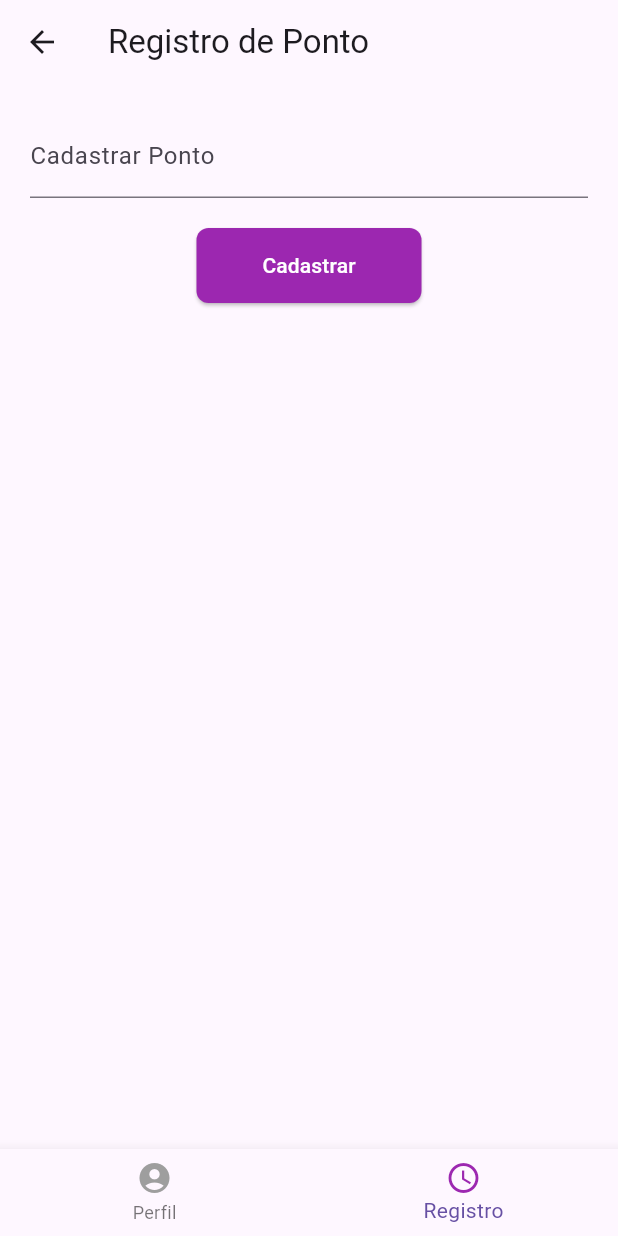
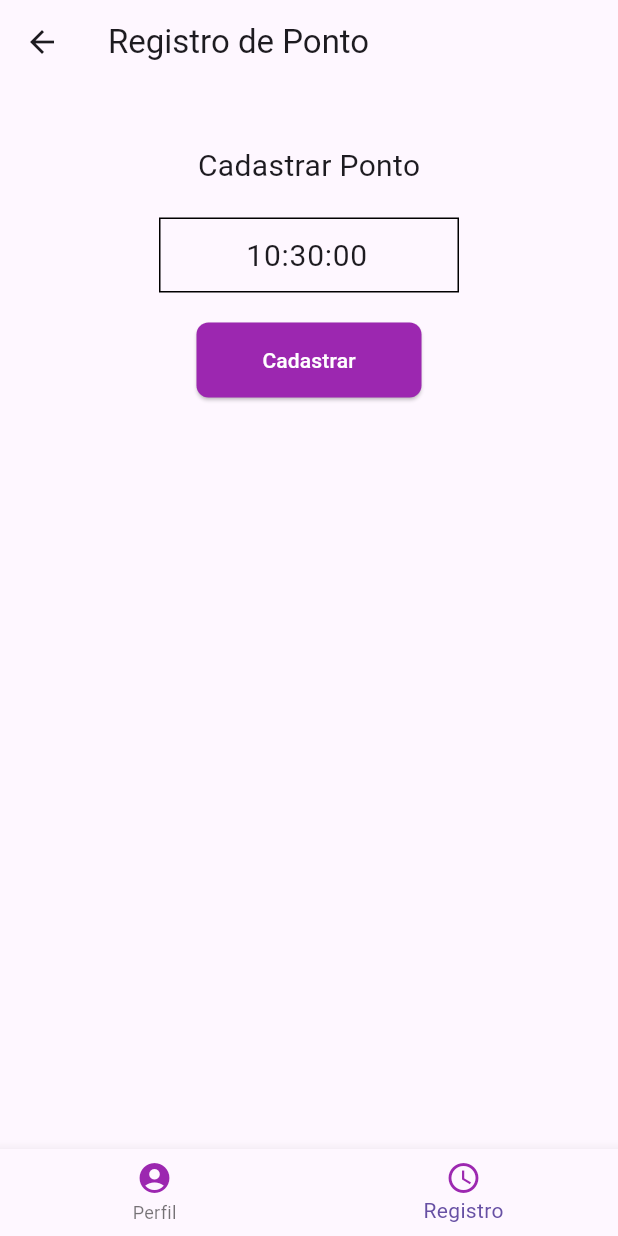
Before and after one commit to Matheusf-Soares/checkpoint, a Flutter app: the TimeRecordPage screen opened directly, on a phone screen of 412 x 824 dp. Run offline on Flutter 3.47's test engine with Material 3 defaults, Android fonts, the phone set to English and light mode, and no system bars; our stand-ins replace shared_preferences; accounts and stored records are empty.

Commit message:
fix: layout pagina cadastro_ponto

```diff
--- a/lib/cadastro_ponto.dart
+++ b/lib/cadastro_ponto.dart
@@ -1,5 +1,6 @@
 import 'package:checkpoint_/perfil.dart';
 import 'package:flutter/material.dart';
+import 'package:shared_preferences/shared_preferences.dart';
 
 class TimeRecordPage extends StatefulWidget {
     const TimeRecordPage({Key? key}) : super(key: key);
@@ -11,7 +12,8 @@ class TimeRecordPage extends StatefulWidget {
   class _TimeRecordPageState extends State<TimeRecordPage> {
     List<String> pontos = [];
     TextEditingController tempoController = TextEditingController();
-  int IndexSelecionado = 1;
+    int indexSelecionado = 1;
+    String selectedPonto = '';
 
     @override
     Widget build(BuildContext context) {
@@ -19,15 +21,59 @@ class _TimeRecordPageState extends State<TimeRecordPage> {
         appBar: AppBar(
           title: const Text("Registro de Ponto"),
         ),
-      body: Padding(
+        body: Center(
+          child: Stack(
+            children: <Widget>[
+              Container(
+                height: MediaQuery.of(context).size.height,
+                width: MediaQuery.of(context).size.width,
+                decoration: const BoxDecoration(),
+              ),
+              Padding(
                 padding: const EdgeInsets.all(20),
                 child: Column(
                   children: <Widget>[
-            TextFormField(
-              controller: tempoController,
+                    const SizedBox(height: 20),
+                    Center(
+                      child: Text(
+                        'Cadastrar Ponto',
+                        style: const TextStyle(
+                          fontSize: 20,
+                        ),
+                      ),
+                    ),
+                    const SizedBox(height: 20),
+                    Container(
+                      height: 50,
+                      width: 200,
+                      decoration: BoxDecoration(
+                        border: Border.all(
+                          color: Colors.black,
+                          width: 1,
+                        ),
+                        borderRadius: BorderRadius.circular(0),
+                      ),
+                      child: Center(
+                        child: Align(
+                          alignment: Alignment.center,
+                          child: TextFormField(
+                            initialValue:
+                                '${DateTime.now().hour.toString().padLeft(2, '0')}:${DateTime.now().minute.toString().padLeft(2, '0')}:${DateTime.now().second.toString().padLeft(2, '0')}',
+                            style: const TextStyle(
+                              fontSize: 20,
+                            ),
+                            textAlign: TextAlign.center,
                             decoration: const InputDecoration(
-                labelText: 'Cadastrar Ponto',
-                hintText: '00:00:00',
+                              border: InputBorder.none,
+                            ),
+                            onChanged: (value) async {
+                              valorArmazenado(value);
+                              setState(() {
+                                selectedPonto = value;
+                              });
+                            },
+                          ),
+                        ),
                       ),
                     ),
                     const SizedBox(height: 20),
@@ -50,6 +96,14 @@ class _TimeRecordPageState extends State<TimeRecordPage> {
                         itemBuilder: (context, index) {
                           return ListTile(
                             title: Text(pontos[index]),
+                            onTap: () {
+                              setState(() {
+                                selectedPonto = pontos[index];
+                              });
+                            },
+                            tileColor: selectedPonto == pontos[index]
+                                ? Colors.grey.withOpacity(0.5)
+                                : null,
                           );
                         },
                       ),
@@ -57,19 +111,28 @@ class _TimeRecordPageState extends State<TimeRecordPage> {
                   ],
                 ),
               ),
-      bottomNavigationBar: BottomNavigationBar(
+              Align(
+                alignment: Alignment.bottomCenter,
+                child: BottomNavigationBar(
                   items: const <BottomNavigationBarItem>[
                     BottomNavigationBarItem(
-            icon: Icon(Icons.account_circle, color: Colors.grey),
+                      icon: Icon(Icons.account_circle, color: Colors.purple),
                       label: 'Perfil',
                     ),
                     BottomNavigationBarItem(
-            icon: Icon(Icons.access_time, color: Colors.purple,),
+                      icon: Icon(
+                        Icons.access_time,
+                        color: Colors.purple,
+                      ),
                       label: 'Registro',
                     ),
                   ],
-        currentIndex: IndexSelecionado,
+                  currentIndex: indexSelecionado,
                   onTap: itemPressionado,
+                ),
+              ),
+            ],
+          ),
         ),
       );
     }
@@ -85,7 +148,7 @@ class _TimeRecordPageState extends State<TimeRecordPage> {
 
     void itemPressionado(int index) {
       setState(() {
-      IndexSelecionado = index;
+        indexSelecionado = index;
         switch (index) {
           case 0:
             Navigator.push(
@@ -94,9 +157,13 @@ class _TimeRecordPageState extends State<TimeRecordPage> {
             );
             break;
           case 1:
-
             break;
         }
       });
     }
+
+    void valorArmazenado(String value) async {
+  SharedPreferences prefs = await SharedPreferences.getInstance();
+  await prefs.setString('textFieldValue', value);
 }
+}
--- a/pubspec.yaml
+++ b/pubspec.yaml
@@ -35,6 +35,7 @@ dependencies:
   # The following adds the Cupertino Icons font to your application.
   # Use with the CupertinoIcons class for iOS style icons.
   cupertino_icons: ^1.0.6
+  shared_preferences: ^2.2.3
 
 dev_dependencies:
   flutter_test:
```
Also changed, not shown: lib/cadastro.dart (+48 -4 lines), lib/login.dart (+32 -13 lines), pubspec.lock, 1 other file. Lines whose indentation alone changed are shown as unchanged.
